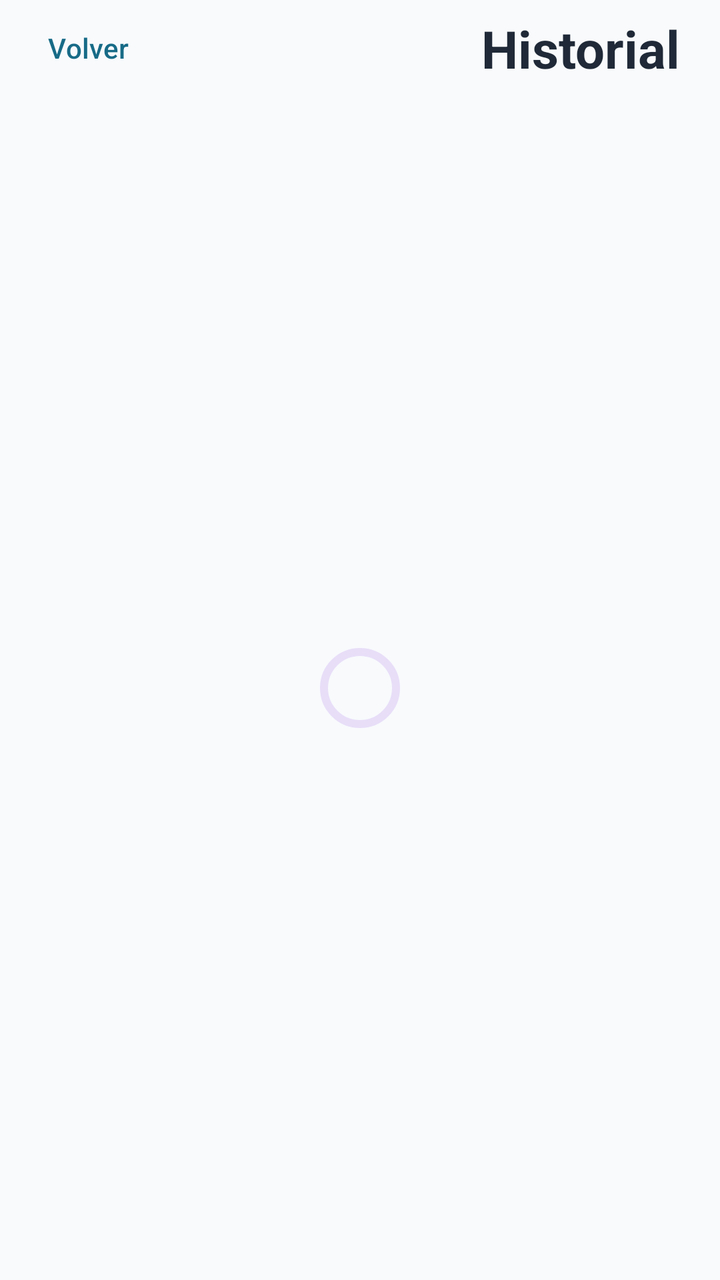
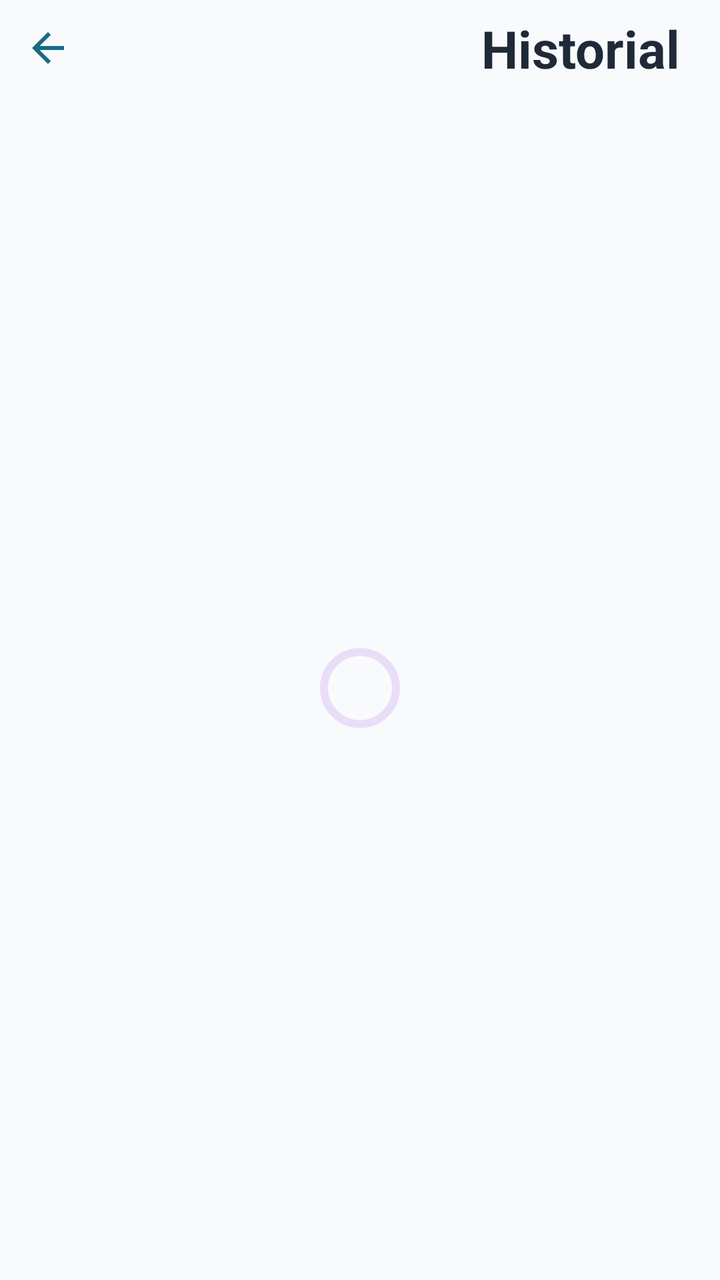

Screens rendered from an Android XML layout before and after an edit, with the pre-edit source and the edit as a unified diff.
<!-- AndroidManifest.xml: application theme Theme.PlanGo -->
<!-- res/layout/activity_historial.xml -->
<?xml version="1.0" encoding="utf-8"?>
<androidx.constraintlayout.widget.ConstraintLayout xmlns:android="http://schemas.android.com/apk/res/android" xmlns:app="http://schemas.android.com/apk/res-auto" android:layout_width="match_parent" android:layout_height="match_parent" android:background="@color/plango_background"><com.google.android.material.button.MaterialButton android:id="@+id/buttonBackHistory" style="@style/Widget.Material3.Button.TextButton" android:layout_width="wrap_content" android:layout_height="wrap_content" android:text="@string/back" app:layout_constraintTop_toTopOf="parent" app:layout_constraintStart_toStartOf="parent"/><TextView android:id="@+id/titleHistory" android:layout_width="wrap_content" android:layout_height="wrap_content" android:text="@string/history" android:textSize="26sp" android:textStyle="bold" android:textColor="@color/plango_text" app:layout_constraintTop_toTopOf="@id/buttonBackHistory" app:layout_constraintBottom_toBottomOf="@id/buttonBackHistory" app:layout_constraintEnd_toEndOf="parent" android:layout_marginEnd="20dp"/><FrameLayout android:layout_width="0dp" android:layout_height="0dp" app:layout_constraintTop_toBottomOf="@id/buttonBackHistory" app:layout_constraintBottom_toBottomOf="parent" app:layout_constraintStart_toStartOf="parent" app:layout_constraintEnd_toEndOf="parent"><androidx.recyclerview.widget.RecyclerView android:id="@+id/recyclerHistory" android:layout_width="match_parent" android:layout_height="match_parent" android:paddingHorizontal="16dp"/><com.google.android.material.progressindicator.CircularProgressIndicator android:id="@+id/progressHistory" android:layout_width="wrap_content" android:layout_height="wrap_content" android:layout_gravity="center"/><TextView android:id="@+id/textHistoryState" android:layout_width="match_parent" android:layout_height="wrap_content" android:layout_gravity="center" android:gravity="center" android:padding="32dp" android:textColor="@color/plango_text" android:visibility="gone"/></FrameLayout></androidx.constraintlayout.widget.ConstraintLayout>
<!-- resources referenced by this layout -->
<resources>
  <color name="plango_background">#F8FAFC</color>
  <color name="plango_text">#1F2937</color>
  <string name="back">Volver</string>
  <string name="history">Historial</string>
  <style name="Theme.PlanGo" parent="Base.Theme.PlanGo" />
  <style name="Base.Theme.PlanGo" parent="Theme.Material3.Light.NoActionBar">
          <item name="colorPrimary">@color/plango_primary</item>
          <item name="colorOnPrimary">@color/white</item>
          <item name="colorSecondary">@color/plango_turquoise</item>
          <item name="colorOnSecondary">@color/plango_text</item>
          <item name="colorTertiary">@color/plango_coral</item>
          <item name="colorOnTertiary">@color/plango_text</item>
          <item name="android:colorBackground">@color/plango_background</item>
          <item name="colorSurface">@color/white</item>
          <item name="colorOnSurface">@color/plango_text</item>
          <item name="android:statusBarColor">@color/plango_background</item>
          <item name="android:navigationBarColor">@color/plango_background</item>
          <item name="android:windowLightStatusBar">true</item>
          <item name="android:windowLightNavigationBar">true</item>
      </style>
  <color name="plango_primary">#176B87</color>
  <color name="white">#FFFFFFFF</color>
  <color name="plango_turquoise">#64CCC5</color>
  <color name="plango_coral">#FF8066</color>
</resources>

<!-- the commit's change to res/layout/activity_historial.xml (unified diff, before → after) -->
@@ -1,2 +1,64 @@
 <?xml version="1.0" encoding="utf-8"?>
-<androidx.constraintlayout.widget.ConstraintLayout xmlns:android="http://schemas.android.com/apk/res/android" xmlns:app="http://schemas.android.com/apk/res-auto" android:layout_width="match_parent" android:layout_height="match_parent" android:background="@color/plango_background"><com.google.android.material.button.MaterialButton android:id="@+id/buttonBackHistory" style="@style/Widget.Material3.Button.TextButton" android:layout_width="wrap_content" android:layout_height="wrap_content" android:text="@string/back" app:layout_constraintTop_toTopOf="parent" app:layout_constraintStart_toStartOf="parent"/><TextView android:id="@+id/titleHistory" android:layout_width="wrap_content" android:layout_height="wrap_content" android:text="@string/history" android:textSize="26sp" android:textStyle="bold" android:textColor="@color/plango_text" app:layout_constraintTop_toTopOf="@id/buttonBackHistory" app:layout_constraintBottom_toBottomOf="@id/buttonBackHistory" app:layout_constraintEnd_toEndOf="parent" android:layout_marginEnd="20dp"/><FrameLayout android:layout_width="0dp" android:layout_height="0dp" app:layout_constraintTop_toBottomOf="@id/buttonBackHistory" app:layout_constraintBottom_toBottomOf="parent" app:layout_constraintStart_toStartOf="parent" app:layout_constraintEnd_toEndOf="parent"><androidx.recyclerview.widget.RecyclerView android:id="@+id/recyclerHistory" android:layout_width="match_parent" android:layout_height="match_parent" android:paddingHorizontal="16dp"/><com.google.android.material.progressindicator.CircularProgressIndicator android:id="@+id/progressHistory" android:layout_width="wrap_content" android:layout_height="wrap_content" android:layout_gravity="center"/><TextView android:id="@+id/textHistoryState" android:layout_width="match_parent" android:layout_height="wrap_content" android:layout_gravity="center" android:gravity="center" android:padding="32dp" android:textColor="@color/plango_text" android:visibility="gone"/></FrameLayout></androidx.constraintlayout.widget.ConstraintLayout>
+<androidx.constraintlayout.widget.ConstraintLayout
+    xmlns:android="http://schemas.android.com/apk/res/android"
+    xmlns:app="http://schemas.android.com/apk/res-auto"
+    android:id="@+id/historyRoot"
+    android:layout_width="match_parent"
+    android:layout_height="match_parent"
+    android:background="@color/plango_background">
+
+    <androidx.appcompat.widget.AppCompatImageButton
+        android:id="@+id/buttonBackHistory"
+        android:layout_width="48dp"
+        android:layout_height="48dp"
+        android:background="?attr/selectableItemBackgroundBorderless"
+        android:contentDescription="@string/back"
+        android:padding="12dp"
+        app:layout_constraintStart_toStartOf="parent"
+        app:layout_constraintTop_toTopOf="parent"
+        app:srcCompat="@drawable/ic_arrow_back" />
+
+    <TextView
+        android:id="@+id/titleHistory"
+        android:layout_width="wrap_content"
+        android:layout_height="wrap_content"
+        android:layout_marginEnd="20dp"
+        android:text="@string/history"
+        android:textColor="@color/plango_text"
+        android:textSize="26sp"
+        android:textStyle="bold"
+        app:layout_constraintBottom_toBottomOf="@id/buttonBackHistory"
+        app:layout_constraintEnd_toEndOf="parent"
+        app:layout_constraintTop_toTopOf="@id/buttonBackHistory" />
+
+    <FrameLayout
+        android:layout_width="0dp"
+        android:layout_height="0dp"
+        app:layout_constraintBottom_toBottomOf="parent"
+        app:layout_constraintEnd_toEndOf="parent"
+        app:layout_constraintStart_toStartOf="parent"
+        app:layout_constraintTop_toBottomOf="@id/buttonBackHistory">
+
+        <androidx.recyclerview.widget.RecyclerView
+            android:id="@+id/recyclerHistory"
+            android:layout_width="match_parent"
+            android:layout_height="match_parent"
+            android:paddingHorizontal="16dp" />
+
+        <com.google.android.material.progressindicator.CircularProgressIndicator
+            android:id="@+id/progressHistory"
+            android:layout_width="wrap_content"
+            android:layout_height="wrap_content"
+            android:layout_gravity="center" />
+
+        <TextView
+            android:id="@+id/textHistoryState"
+            android:layout_width="match_parent"
+            android:layout_height="wrap_content"
+            android:layout_gravity="center"
+            android:gravity="center"
+            android:padding="32dp"
+            android:textColor="@color/plango_text"
+            android:visibility="gone" />
+    </FrameLayout>
+</androidx.constraintlayout.widget.ConstraintLayout>
<!-- resource entries referenced after the edit -->
@@ -2,6 +2,17 @@
 <resources>
   <color name="plango_background">#F8FAFC</color>
   <color name="plango_text">#1F2937</color>
+  <!-- drawable ic_arrow_back (drawable) -->
+  <?xml version="1.0" encoding="utf-8"?>
+  <vector xmlns:android="http://schemas.android.com/apk/res/android"
+      android:width="24dp"
+      android:height="24dp"
+      android:viewportWidth="24"
+      android:viewportHeight="24">
+      <path
+          android:fillColor="@color/plango_primary"
+          android:pathData="M20,11H7.83l5.59,-5.59L12,4l-8,8 8,8 1.42,-1.41L7.83,13H20v-2z" />
+  </vector>
   <string name="back">Volver</string>
   <string name="history">Historial</string>
   <style name="Theme.PlanGo" parent="Base.Theme.PlanGo" />
